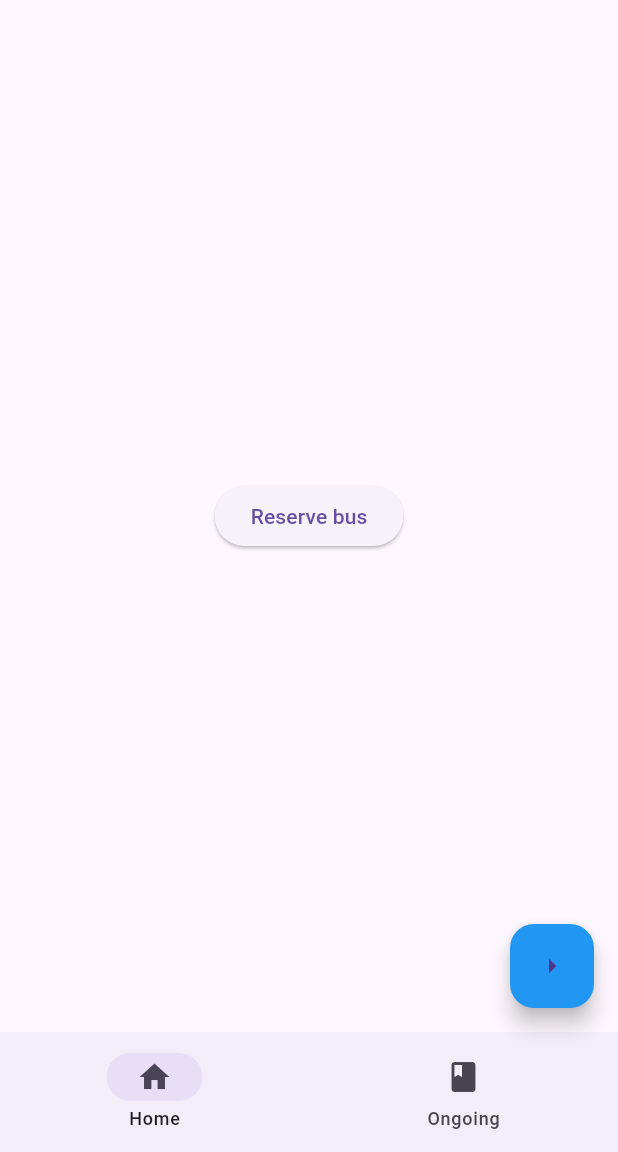
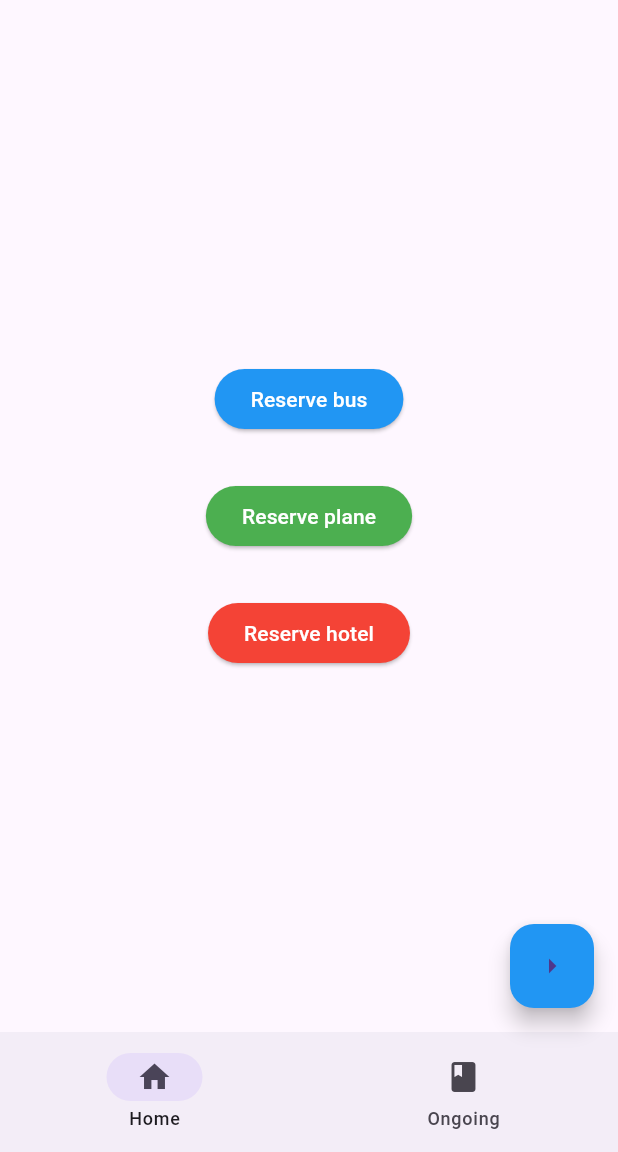
Before and after one commit to juanvictorqwerty/TRAVELS, a Flutter app: the screen it shows after launch, on a phone screen of 412 x 824 dp, the part 84-1236 px from its top. Run offline on Flutter 3.47's test engine with Material 3 defaults, Android fonts, the light colour scheme and no system bars.

Commit message:
done the homescreen

```diff
--- a/TRAVELS/flutter_application/lib/home_page.dart
+++ b/TRAVELS/flutter_application/lib/home_page.dart
@@ -5,9 +5,35 @@ class HomePage extends StatelessWidget {
 
   @override
   Widget build(BuildContext context) {
-    return Center(child: ElevatedButton(
-      onPressed:(){},
-        child: const Text("Reserve bus")),
-        );
+    return Center(
+      child: Column(
+        mainAxisAlignment: MainAxisAlignment.center, // Center the buttons vertically
+        children: [
+          ElevatedButton(
+            onPressed: () {},
+            style: ElevatedButton.styleFrom(
+              foregroundColor: Colors.white, backgroundColor: Colors.blue, // Text color
+            ),
+            child: const Text("Reserve bus"),
+          ),
+          const SizedBox(height: 30), // Space between buttons
+          ElevatedButton(
+            onPressed: () {},
+            style: ElevatedButton.styleFrom(
+              foregroundColor: Colors.white, backgroundColor: Colors.green, // Text color
+            ),
+            child: const Text("Reserve plane"),
+          ),
+          const SizedBox(height: 30), // Space between buttons
+          ElevatedButton(
+            onPressed: () {},
+            style: ElevatedButton.styleFrom(
+              foregroundColor: Colors.white, backgroundColor: Colors.red, // Text color
+            ),
+            child: const Text("Reserve hotel"),
+          ),
+        ],
+      ),
+    );
   }
 }
```
Also changed, not shown: TRAVELS/flutter_application/lib/reservations.dart (added, +39 -0 lines), TRAVELS/flutter_application/pubspec.lock.
